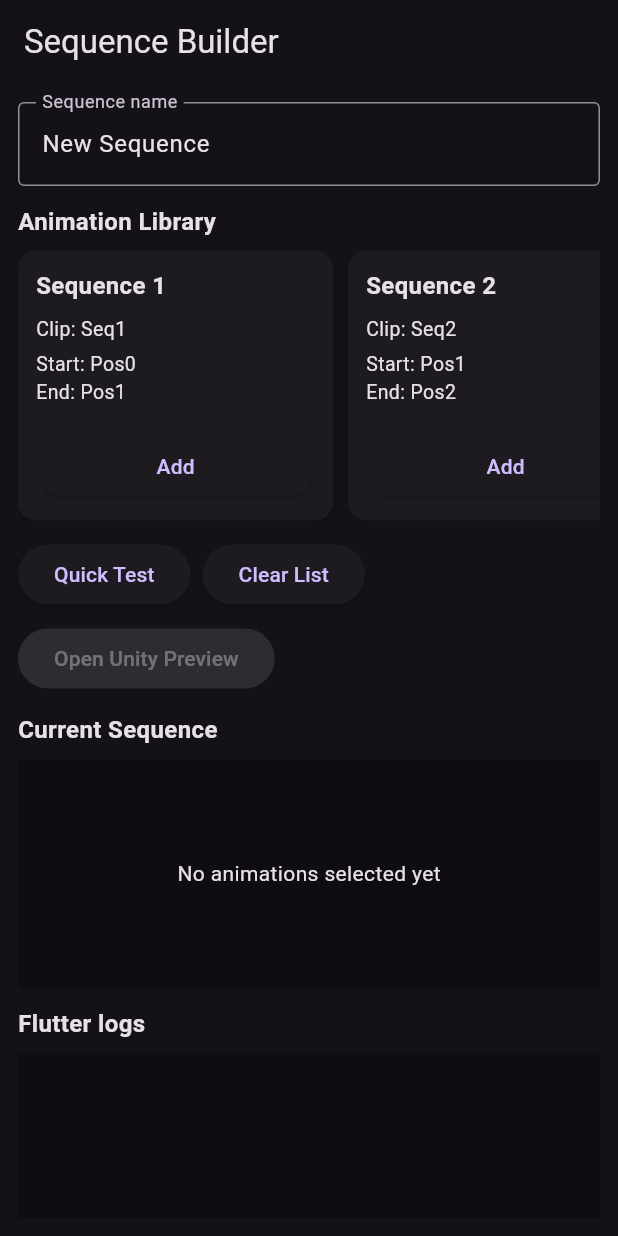
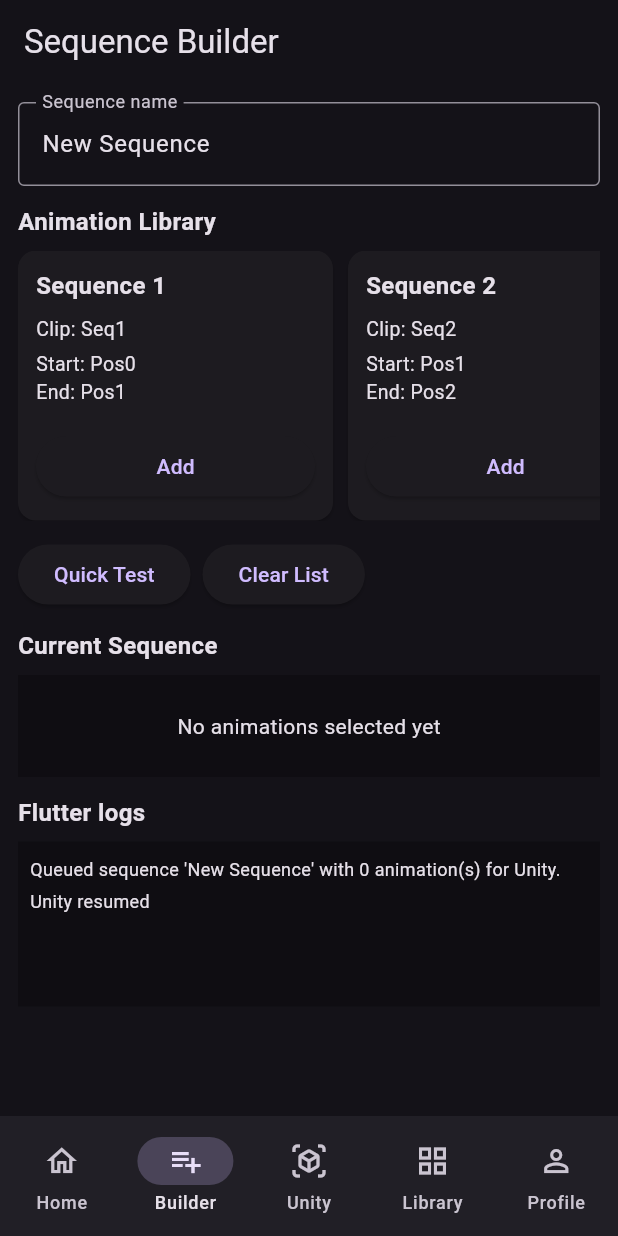
Before and after one commit to oilfoot/Combatable_Flutter, a Flutter app: the screen it shows after launch, on a phone screen of 412 x 824 dp. Run offline on Flutter 3.47's test engine with Material 3 defaults, Android fonts, the phone set to English and light mode, and no system bars; missing offline and left inert: unity_kit.

Commit message:
Tab System Added

```diff
--- /dev/null
+++ b/lib/app_shell.dart
@@ -0,0 +1,97 @@
+import 'package:flutter/material.dart';
+
+import 'controllers/sequence_controller.dart';
+import 'screens/full_library_screen.dart';
+import 'screens/home_screen.dart';
+import 'screens/profile_screen.dart';
+import 'screens/sequence_builder_screen.dart';
+import 'screens/unity_preview_screen.dart';
+import 'services/unity_service.dart';
+
+class AppShell extends StatefulWidget {
+  const AppShell({
+    super.key,
+    required this.unityService,
+    required this.sequenceController,
+  });
+
+  final UnityService unityService;
+  final SequenceController sequenceController;
+
+  @override
+  State<AppShell> createState() => _AppShellState();
+}
+
+class _AppShellState extends State<AppShell> {
+  int _currentIndex = 1;
+
+  @override
+  Widget build(BuildContext context) {
+    final pages = <Widget>[
+      const HomeScreen(),
+      SequenceBuilderScreen(
+        unityService: widget.unityService,
+        sequenceController: widget.sequenceController,
+      ),
+      UnityPreviewScreen(
+        unityService: widget.unityService,
+        sequenceController: widget.sequenceController,
+        embeddedInTab: true,
+      ),
+      const FullLibraryScreen(),
+      const ProfileScreen(),
+    ];
+
+    return Scaffold(
+      body: IndexedStack(index: _currentIndex, children: pages),
+      bottomNavigationBar: NavigationBar(
+        selectedIndex: _currentIndex,
+        onDestinationSelected: (index) async {
+          if (_currentIndex == 2 && index != 2) {
+            await widget.unityService.pauseUnity();
+          }
+
+          if (index == 2) {
+            await widget.unityService.preparePreview(
+              sequenceName: widget.sequenceController.sequenceName,
+              animations: widget.sequenceController.getAnimationNamesForUnity(),
+            );
+          }
+
+          if (mounted) {
+            setState(() {
+              _currentIndex = index;
+            });
+          }
+        },
+        destinations: const [
+          NavigationDestination(
+            icon: Icon(Icons.home_outlined),
+            selectedIcon: Icon(Icons.home),
+            label: 'Home',
+          ),
+          NavigationDestination(
+            icon: Icon(Icons.playlist_add_outlined),
+            selectedIcon: Icon(Icons.playlist_add),
+            label: 'Builder',
+          ),
+          NavigationDestination(
+            icon: Icon(Icons.view_in_ar_outlined),
+            selectedIcon: Icon(Icons.view_in_ar),
+            label: 'Unity',
+          ),
+          NavigationDestination(
+            icon: Icon(Icons.grid_view_outlined),
+            selectedIcon: Icon(Icons.grid_view),
+            label: 'Library',
+          ),
+          NavigationDestination(
+            icon: Icon(Icons.person_outline),
+            selectedIcon: Icon(Icons.person),
+            label: 'Profile',
+          ),
+        ],
+      ),
+    );
+  }
+}
--- a/lib/main.dart
+++ b/lib/main.dart
@@ -1,7 +1,7 @@
 import 'package:flutter/material.dart';
 
+import 'app_shell.dart';
 import 'controllers/sequence_controller.dart';
-import 'screens/sequence_builder_screen.dart';
 import 'services/unity_service.dart';
 
 Future<void> main() async {
@@ -31,9 +31,9 @@
   Widget build(BuildContext context) {
     return MaterialApp(
       debugShowCheckedModeBanner: false,
-      title: 'Unity Sequence Prototype',
+      title: 'Combatable Prototype',
       theme: ThemeData.dark(),
-      home: SequenceBuilderScreen(
+      home: AppShell(
         unityService: unityService,
         sequenceController: sequenceController,
       ),
--- a/lib/screens/sequence_builder_screen.dart
+++ b/lib/screens/sequence_builder_screen.dart
@@ -4,7 +4,6 @@
 import '../data/mock_animation_library.dart';
 import '../models/animation_library_item.dart';
 import '../services/unity_service.dart';
-import 'unity_preview_screen.dart';
 
 class SequenceBuilderScreen extends StatefulWidget {
   const SequenceBuilderScreen({
@@ -58,23 +57,6 @@
     widget.sequenceController.addAnimationItem(item);
   }
 
-  Future<void> _openUnityPreview() async {
-    if (!widget.sequenceController.hasAnimations) return;
-
-    await Navigator.of(context).push(
-      MaterialPageRoute(
-        builder: (_) => UnityPreviewScreen(
-          unityService: widget.unityService,
-          sequenceController: widget.sequenceController,
-        ),
-      ),
-    );
-
-    if (mounted) {
-      setState(() {});
-    }
-  }
-
   @override
   Widget build(BuildContext context) {
     final controller = widget.sequenceController;
@@ -84,7 +66,8 @@
 
     return Scaffold(
       appBar: AppBar(title: const Text('Sequence Builder')),
-      body: Padding(
+      body: SafeArea(
+        child: SingleChildScrollView(
           padding: const EdgeInsets.all(12),
           child: Column(
             crossAxisAlignment: CrossAxisAlignment.start,
@@ -98,11 +81,30 @@
                 onChanged: controller.setSequenceName,
               ),
               const SizedBox(height: 12),
-            Text(
-              controller.selectedAnimations.isEmpty
-                  ? 'Animation Library'
-                  : 'Animation Library — only matches for start "${controller.requiredNextStartPosition}"',
-              style: const TextStyle(fontSize: 16, fontWeight: FontWeight.bold),
+              Row(
+                children: [
+                  const Text(
+                    'Animation Library',
+                    style: TextStyle(fontSize: 16, fontWeight: FontWeight.bold),
+                  ),
+                  const Spacer(),
+                  if (controller.requiredNextStartPosition != null)
+                    Container(
+                      padding: const EdgeInsets.symmetric(
+                        horizontal: 10,
+                        vertical: 6,
+                      ),
+                      decoration: BoxDecoration(
+                        color: Colors.white12,
+                        borderRadius: BorderRadius.circular(999),
+                      ),
+                      child: Text(
+                        'Need: ${controller.requiredNextStartPosition}',
+                        overflow: TextOverflow.ellipsis,
+                        style: const TextStyle(fontSize: 12),
+                      ),
+                    ),
+                ],
               ),
               const SizedBox(height: 8),
               SizedBox(
@@ -182,12 +184,6 @@
                     onPressed: controller.clearAnimations,
                     child: const Text('Clear List'),
                   ),
-                ElevatedButton(
-                  onPressed: controller.hasAnimations
-                      ? _openUnityPreview
-                      : null,
-                  child: const Text('Open Unity Preview'),
-                ),
                 ],
               ),
               const SizedBox(height: 12),
@@ -196,14 +192,20 @@
                 style: TextStyle(fontSize: 16, fontWeight: FontWeight.bold),
               ),
               const SizedBox(height: 8),
-            Expanded(
-              child: Container(
+              Container(
                 width: double.infinity,
                 padding: const EdgeInsets.all(8),
                 color: Colors.black26,
                 child: controller.selectedAnimations.isEmpty
-                    ? const Center(child: Text('No animations selected yet'))
+                    ? const Padding(
+                        padding: EdgeInsets.symmetric(vertical: 16),
+                        child: Center(
+                          child: Text('No animations selected yet'),
+                        ),
+                      )
                     : ListView.builder(
+                        shrinkWrap: true,
+                        physics: const NeverScrollableScrollPhysics(),
                         itemCount: controller.selectedAnimations.length,
                         itemBuilder: (context, index) {
                           final item = controller.selectedAnimations[index];
@@ -224,7 +226,6 @@
                             ),
                           );
                         },
-                      ),
                       ),
               ),
               const SizedBox(height: 12),
@@ -256,6 +257,7 @@
             ],
           ),
         ),
+      ),
     );
   }
 }
```
Also changed, not shown: lib/screens/full_library_screen.dart (added, +19 -0 lines), lib/screens/home_screen.dart (added, +19 -0 lines), lib/screens/profile_screen.dart (added, +19 -0 lines), lib/screens/unity_preview_screen.dart (+25 -54 lines), lib/services/unity_service.dart (+57 -0 lines). Lines whose indentation alone changed are shown as unchanged.
